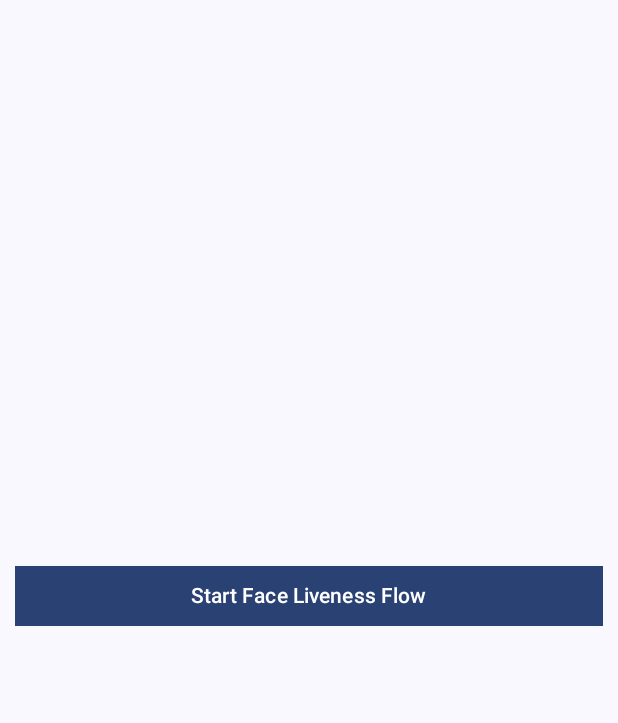
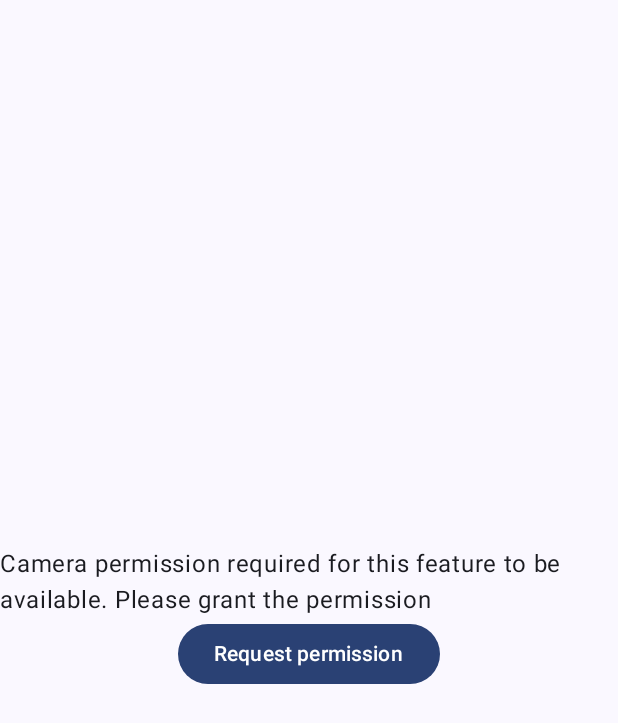
Before and after one commit to FahadDaBest/AWSFaceRekognition, an Android app built with Jetpack Compose: the screen it shows after launch (MainActivity), on a phone screen of 412 x 824 dp. Shown: the top 723 px of the screen. Run offline under Robolectric (Android 15) with nearby library versions, the phone set to English and light mode, and no system bars; libraries missing offline, so code that uses them is left out: com.amplifyframework, com.amplifyframework.api, com.amplifyframework.auth, com.amplifyframework.core; 3 statements that could not run were skipped.

Commit message:
clean up

```diff
--- a/app/src/main/java/com/example/amazonamplify/MainActivity.kt
+++ b/app/src/main/java/com/example/amazonamplify/MainActivity.kt
@@ -15,6 +15,7 @@ import androidx.compose.ui.tooling.preview.Preview
 import androidx.compose.ui.unit.dp
 import androidx.lifecycle.lifecycleScope
 import com.example.amazonamplify.ui.theme.AmazonAmplifyTheme
+import com.example.amazonamplify.ui.theme.CameraPermissionWrapperComposable
 import com.example.amazonamplify.ui.theme.FaceLivenessScreen
 import kotlinx.coroutines.launch
 
@@ -22,13 +23,10 @@ class MainActivity : ComponentActivity() {
     override fun onCreate(savedInstanceState: Bundle?) {
         super.onCreate(savedInstanceState)
 
-        lifecycleScope.launch {
-            // Get a session ID:
-        }
         setContent {
             AmazonAmplifyTheme {
-
-                Scaffold (modifier = Modifier.fillMaxSize()){ paddingValues ->
+                Scaffold(modifier = Modifier.fillMaxSize()) { paddingValues ->
+                    CameraPermissionWrapperComposable {
                         FaceLivenessScreen(paddingValues)
                     }
                 }
@@ -51,3 +49,4 @@ fun GreetingPreview() {
             Greeting("Android")
         }
     }
+}
--- a/app/src/main/java/com/example/amazonamplify/ui/theme/CameraPermissionWrapperComposable.kt
+++ b/app/src/main/java/com/example/amazonamplify/ui/theme/CameraPermissionWrapperComposable.kt
@@ -2,10 +2,13 @@ package com.example.amazonamplify.ui.theme
 
 import androidx.compose.foundation.layout.Arrangement
 import androidx.compose.foundation.layout.Column
+import androidx.compose.foundation.layout.fillMaxHeight
+import androidx.compose.foundation.layout.fillMaxWidth
 import androidx.compose.material3.Button
 import androidx.compose.material3.Text
 import androidx.compose.runtime.Composable
 import androidx.compose.ui.Alignment
+import androidx.compose.ui.Modifier
 import com.google.accompanist.permissions.ExperimentalPermissionsApi
 import com.google.accompanist.permissions.isGranted
 import com.google.accompanist.permissions.rememberPermissionState
@@ -25,6 +28,7 @@ fun CameraPermissionWrapperComposable(
         content()
     } else {
         Column(
+            modifier = Modifier.fillMaxWidth().fillMaxHeight(),
             verticalArrangement = Arrangement.Center,
             horizontalAlignment = Alignment.CenterHorizontally
         ) {
```
Lines whose indentation alone changed are shown as unchanged.
